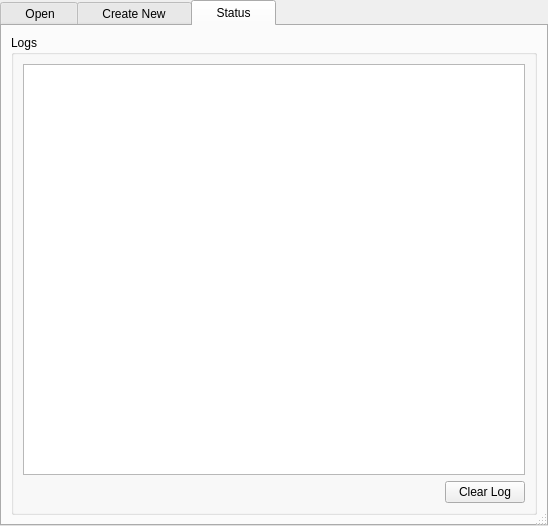
The window that oostudio/OOStudioBase.ui (ccherrett/oom) describes before a commit, drawn with Qt 5.
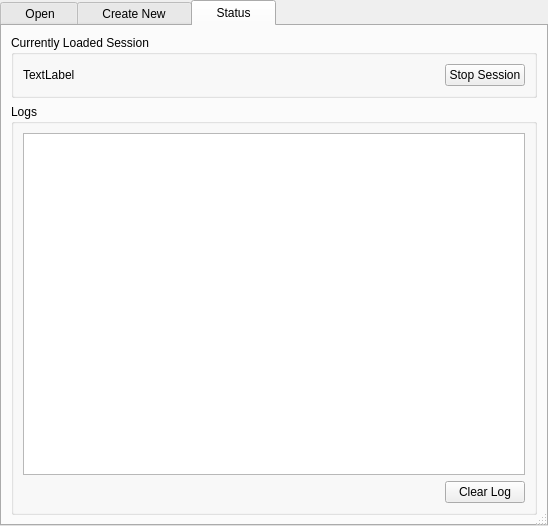
The same window after the commit. The open tabs and pages were chosen to show the change.

Commit message: OOStudio: Added Stop session button and current session report

The edit to the form file:
```diff
--- a/oostudio/OOStudioBase.ui
+++ b/oostudio/OOStudioBase.ui
@@ -723,6 +723,51 @@
        <string>    Status    </string>
       </attribute>
       <layout class="QVBoxLayout" name="verticalLayout_6">
+       <item>
+        <widget class="QGroupBox" name="groupBox_4">
+         <property name="title">
+          <string>Currently Loaded Session</string>
+         </property>
+         <layout class="QHBoxLayout" name="horizontalLayout_8">
+          <item>
+           <widget class="QLabel" name="m_lblRunning">
+            <property name="sizePolicy">
+             <sizepolicy hsizetype="Expanding" vsizetype="Preferred">
+              <horstretch>0</horstretch>
+              <verstretch>0</verstretch>
+             </sizepolicy>
+            </property>
+            <property name="text">
+             <string>TextLabel</string>
+            </property>
+           </widget>
+          </item>
+          <item>
+           <spacer name="horizontalSpacer_6">
+            <property name="orientation">
+             <enum>Qt::Horizontal</enum>
+            </property>
+            <property name="sizeType">
+             <enum>QSizePolicy::MinimumExpanding</enum>
+            </property>
+            <property name="sizeHint" stdset="0">
+             <size>
+              <width>20</width>
+              <height>20</height>
+             </size>
+            </property>
+           </spacer>
+          </item>
+          <item>
+           <widget class="QPushButton" name="m_btnStopSession">
+            <property name="text">
+             <string>Stop Session</string>
+            </property>
+           </widget>
+          </item>
+         </layout>
+        </widget>
+       </item>
        <item>
         <widget class="QGroupBox" name="groupBox_3">
          <property name="title">
```
The commit also changes 2 other files.
